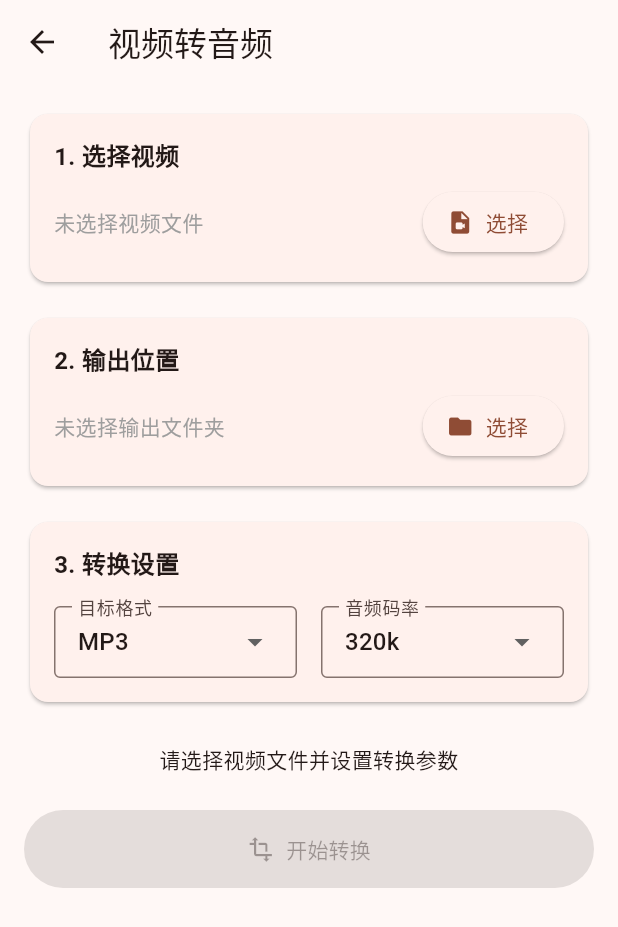
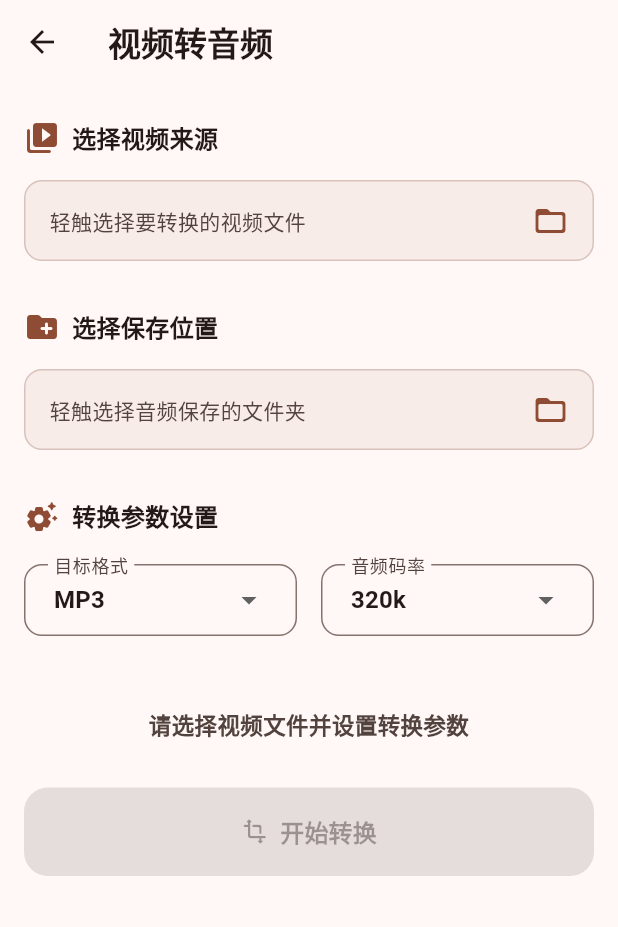
Before and after one commit to NameIess-art/AudioPlayer, a Flutter app: the VideoConverterTab screen opened directly, on a phone screen of 412 x 824 dp. Shown: the top 927 px of the screen. Run offline on Flutter 3.47's test engine with Material 3 defaults, Android fonts, the phone set to English and light mode, and no system bars; our stand-ins replace auto_size_text, file_picker, just_audio, permission_handler, shared_preferences, text_scroll; missing offline and left inert: ffmpeg_kit_flutter_new_audio; accounts and stored records are empty.

Commit message:
feat: add video-to-audio workflow and refresh README

```diff
--- a/lib/screens/video_converter_tab.dart
+++ b/lib/screens/video_converter_tab.dart
@@ -2,11 +2,11 @@ import 'dart:io';
 
 import 'package:flutter/material.dart';
 import 'package:file_picker/file_picker.dart';
-import 'package:ffmpeg_kit_flutter_audio/ffmpeg_kit.dart';
-import 'package:ffmpeg_kit_flutter_audio/ffmpeg_kit_config.dart';
-import 'package:ffmpeg_kit_flutter_audio/return_code.dart';
-import 'package:ffmpeg_kit_flutter_audio/statistics.dart';
-import 'package:ffmpeg_kit_flutter_audio/ffprobe_kit.dart';
+import 'package:ffmpeg_kit_flutter_new_audio/ffmpeg_kit.dart';
+import 'package:ffmpeg_kit_flutter_new_audio/ffmpeg_kit_config.dart';
+import 'package:ffmpeg_kit_flutter_new_audio/return_code.dart';
+import 'package:ffmpeg_kit_flutter_new_audio/statistics.dart';
+import 'package:ffmpeg_kit_flutter_new_audio/ffprobe_kit.dart';
 import 'package:path/path.dart' as path;
 
 class VideoConverterTab extends StatefulWidget {
@@ -128,6 +128,18 @@ class _VideoConverterTabState extends State<VideoConverterTab> {
           _isConverting = false;
           _progress = 1.0;
           _statusMessage = '转换完成！已保存至: $outputPath';
+
+          // Reset form fields after brief delay
+          Future.delayed(const Duration(seconds: 3), () {
+            if (mounted) {
+              setState(() {
+                _selectedVideoPath = null;
+                _progress = 0.0;
+                _videoDurationMs = 0;
+                _statusMessage = '请选择视频文件并设置转换参数';
+              });
+            }
+          });
         });
       } else if (ReturnCode.isCancel(returnCode)) {
         setState(() {
@@ -157,101 +169,136 @@ class _VideoConverterTabState extends State<VideoConverterTab> {
   Widget build(BuildContext context) {
     return Scaffold(
       appBar: AppBar(
-        title: const Text('视频转音频'),
+        title: const Text('视频转音频', style: TextStyle(fontWeight: FontWeight.bold)),
         centerTitle: false,
       ),
       body: SingleChildScrollView(
-        padding: const EdgeInsets.all(16.0),
+        padding: const EdgeInsets.symmetric(horizontal: 16.0, vertical: 24.0),
         child: Column(
           crossAxisAlignment: CrossAxisAlignment.stretch,
           children: [
             // Video File Selection
-            Card(
-              child: Padding(
-                padding: const EdgeInsets.all(16.0),
-                child: Column(
+            Column(
               crossAxisAlignment: CrossAxisAlignment.start,
               children: [
-                    const Text('1. 选择视频', style: TextStyle(fontSize: 16, fontWeight: FontWeight.bold)),
-                    const SizedBox(height: 8),
                 Row(
+                  children: [
+                    Icon(Icons.video_library_rounded, color: Theme.of(context).colorScheme.primary),
+                    const SizedBox(width: 8),
+                    const Text('选择视频来源', style: TextStyle(fontSize: 16, fontWeight: FontWeight.bold)),
+                  ],
+                ),
+                const SizedBox(height: 16),
+                    InkWell(
+                      onTap: _isConverting ? null : _pickVideoFile,
+                      borderRadius: BorderRadius.circular(12),
+                      child: Container(
+                        width: double.infinity,
+                        padding: const EdgeInsets.symmetric(horizontal: 16, vertical: 14),
+                        decoration: BoxDecoration(
+                          color: Theme.of(context).colorScheme.surfaceContainerHighest.withValues(alpha: 0.5),
+                          borderRadius: BorderRadius.circular(12),
+                          border: Border.all(
+                            color: _selectedVideoPath == null
+                                ? Theme.of(context).colorScheme.outlineVariant
+                                : Theme.of(context).colorScheme.primary.withValues(alpha: 0.5),
+                          ),
+                        ),
+                        child: Row(
                           children: [
                             Expanded(
                               child: Text(
-                            _selectedVideoPath ?? '未选择视频文件',
+                                _selectedVideoPath ?? '轻触选择要转换的视频文件',
                                 style: TextStyle(
-                              color: _selectedVideoPath == null ? Colors.grey : null,
+                                  color: _selectedVideoPath == null
+                                      ? Theme.of(context).colorScheme.onSurfaceVariant
+                                      : Theme.of(context).colorScheme.onSurface,
                                 ),
                                 maxLines: 2,
                                 overflow: TextOverflow.ellipsis,
                               ),
                             ),
                             const SizedBox(width: 8),
-                        ElevatedButton.icon(
-                          onPressed: _isConverting ? null : _pickVideoFile,
-                          icon: const Icon(Icons.video_file),
-                          label: const Text('选择'),
-                        ),
-                      ],
-                    ),
+                            Icon(Icons.folder_open_rounded, color: Theme.of(context).colorScheme.primary),
                           ],
                         ),
                       ),
                     ),
-            const SizedBox(height: 16),
+              ],
+            ),
+            const SizedBox(height: 32),
 
             // Output Directory Selection
-            Card(
-              child: Padding(
-                padding: const EdgeInsets.all(16.0),
-                child: Column(
+            Column(
               crossAxisAlignment: CrossAxisAlignment.start,
               children: [
-                    const Text('2. 输出位置', style: TextStyle(fontSize: 16, fontWeight: FontWeight.bold)),
-                    const SizedBox(height: 8),
                 Row(
+                  children: [
+                    Icon(Icons.create_new_folder_rounded, color: Theme.of(context).colorScheme.primary),
+                    const SizedBox(width: 8),
+                    const Text('选择保存位置', style: TextStyle(fontSize: 16, fontWeight: FontWeight.bold)),
+                  ],
+                ),
+                const SizedBox(height: 16),
+                    InkWell(
+                      onTap: _isConverting ? null : _pickOutputDirectory,
+                      borderRadius: BorderRadius.circular(12),
+                      child: Container(
+                        width: double.infinity,
+                        padding: const EdgeInsets.symmetric(horizontal: 16, vertical: 14),
+                        decoration: BoxDecoration(
+                          color: Theme.of(context).colorScheme.surfaceContainerHighest.withValues(alpha: 0.5),
+                          borderRadius: BorderRadius.circular(12),
+                          border: Border.all(
+                            color: _outputDirectoryPath == null
+                                ? Theme.of(context).colorScheme.outlineVariant
+                                : Theme.of(context).colorScheme.primary.withValues(alpha: 0.5),
+                          ),
+                        ),
+                        child: Row(
                           children: [
                             Expanded(
                               child: Text(
-                            _outputDirectoryPath ?? '未选择输出文件夹',
+                                _outputDirectoryPath ?? '轻触选择音频保存的文件夹',
                                 style: TextStyle(
-                              color: _outputDirectoryPath == null ? Colors.grey : null,
+                                  color: _outputDirectoryPath == null
+                                      ? Theme.of(context).colorScheme.onSurfaceVariant
+                                      : Theme.of(context).colorScheme.onSurface,
                                 ),
                                 maxLines: 2,
                                 overflow: TextOverflow.ellipsis,
                               ),
                             ),
                             const SizedBox(width: 8),
-                        ElevatedButton.icon(
-                          onPressed: _isConverting ? null : _pickOutputDirectory,
-                          icon: const Icon(Icons.folder),
-                          label: const Text('选择'),
-                        ),
-                      ],
-                    ),
+                            Icon(Icons.folder_open_rounded, color: Theme.of(context).colorScheme.primary),
                           ],
                         ),
                       ),
                     ),
-            const SizedBox(height: 16),
+              ],
+            ),
+            const SizedBox(height: 32),
 
             // Output Settings
-            Card(
-              child: Padding(
-                padding: const EdgeInsets.all(16.0),
-                child: Column(
+            Column(
               crossAxisAlignment: CrossAxisAlignment.start,
               children: [
-                    const Text('3. 转换设置', style: TextStyle(fontSize: 16, fontWeight: FontWeight.bold)),
-                    const SizedBox(height: 16),
+                Row(
+                  children: [
+                    Icon(Icons.settings_suggest_rounded, color: Theme.of(context).colorScheme.primary),
+                    const SizedBox(width: 8),
+                    const Text('转换参数设置', style: TextStyle(fontSize: 16, fontWeight: FontWeight.bold)),
+                  ],
+                ),
+                const SizedBox(height: 20),
                     Row(
                       children: [
                         Expanded(
                           child: InputDecorator(
-                            decoration: const InputDecoration(
+                            decoration: InputDecoration(
                               labelText: '目标格式',
-                              border: OutlineInputBorder(),
-                              contentPadding: EdgeInsets.symmetric(horizontal: 12, vertical: 8),
+                              border: OutlineInputBorder(borderRadius: BorderRadius.circular(12)),
+                              contentPadding: const EdgeInsets.symmetric(horizontal: 16, vertical: 12),
                             ),
                             child: DropdownButtonHideUnderline(
                               child: DropdownButton<String>(
@@ -261,7 +308,7 @@ class _VideoConverterTabState extends State<VideoConverterTab> {
                                 items: _formats.map((format) {
                                   return DropdownMenuItem(
                                     value: format,
-                                    child: Text(format.toUpperCase()),
+                                    child: Text(format.toUpperCase(), style: const TextStyle(fontWeight: FontWeight.w600)),
                                   );
                                 }).toList(),
                                 onChanged: _isConverting
@@ -280,10 +327,10 @@ class _VideoConverterTabState extends State<VideoConverterTab> {
                         const SizedBox(width: 16),
                         Expanded(
                           child: InputDecorator(
-                            decoration: const InputDecoration(
+                            decoration: InputDecoration(
                               labelText: '音频码率',
-                              border: OutlineInputBorder(),
-                              contentPadding: EdgeInsets.symmetric(horizontal: 12, vertical: 8),
+                              border: OutlineInputBorder(borderRadius: BorderRadius.circular(12)),
+                              contentPadding: const EdgeInsets.symmetric(horizontal: 16, vertical: 12),
                             ),
                             child: DropdownButtonHideUnderline(
                               child: DropdownButton<String>(
@@ -293,7 +340,7 @@ class _VideoConverterTabState extends State<VideoConverterTab> {
                                 items: _bitrates.map((bitrate) {
                                   return DropdownMenuItem(
                                     value: bitrate,
-                                    child: Text(bitrate),
+                                    child: Text(bitrate, style: const TextStyle(fontWeight: FontWeight.w600)),
                                   );
                                 }).toList(),
                                 onChanged: _isConverting || _selectedFormat == 'wav' || _selectedFormat == 'flac'
@@ -313,16 +360,22 @@ class _VideoConverterTabState extends State<VideoConverterTab> {
                     ),
               ],
             ),
-              ),
-            ),
-            const SizedBox(height: 24),
+            const SizedBox(height: 48),
 
             // Conversion Progress and Status
             if (_isConverting || _progress > 0) ...[
-              LinearProgressIndicator(
-                value: _isConverting && _videoDurationMs == 0 ? null : _progress,
-                minHeight: 10,
-                borderRadius: BorderRadius.circular(5),
+              TweenAnimationBuilder<double>(
+                duration: const Duration(milliseconds: 250),
+                curve: Curves.easeInOut,
+                tween: Tween<double>(
+                  begin: 0,
+                  end: _isConverting && _videoDurationMs == 0 ? 0 : _progress,
+                ),
+                builder: (context, value, _) => LinearProgressIndicator(
+                  value: _isConverting && _videoDurationMs == 0 ? null : value,
+                  minHeight: 8,
+                  borderRadius: BorderRadius.circular(4),
+                ),
               ),
               const SizedBox(height: 16),
             ],
@@ -331,33 +384,37 @@ class _VideoConverterTabState extends State<VideoConverterTab> {
               _statusMessage,
               textAlign: TextAlign.center,
               style: TextStyle(
-                color: _isConverting ? Colors.blue : null,
-                fontWeight: FontWeight.w500,
+                color: _isConverting ? Theme.of(context).colorScheme.primary : Theme.of(context).colorScheme.onSurfaceVariant,
+                fontWeight: FontWeight.w600,
+                fontSize: 15,
+              ),
+            ),
+            const SizedBox(height: 32),
+
+            // Action Buttons
+            if (_isConverting)
+              FilledButton.icon(
+                onPressed: _cancelConversion,
+                icon: const Icon(Icons.cancel_rounded),
+                label: const Text('取消转换', style: TextStyle(fontSize: 16)),
+                style: FilledButton.styleFrom(
+                  backgroundColor: Theme.of(context).colorScheme.error,
+                  foregroundColor: Theme.of(context).colorScheme.onError,
+                  padding: const EdgeInsets.symmetric(vertical: 18),
+                  shape: RoundedRectangleBorder(borderRadius: BorderRadius.circular(16)),
+                ),
+              )
+            else
+              FilledButton.icon(
+                onPressed: _selectedVideoPath != null && _outputDirectoryPath != null ? _startConversion : null,
+                icon: const Icon(Icons.transform_rounded),
+                label: const Text('开始转换', style: TextStyle(fontSize: 16, fontWeight: FontWeight.bold)),
+                style: FilledButton.styleFrom(
+                  padding: const EdgeInsets.symmetric(vertical: 18),
+                  shape: RoundedRectangleBorder(borderRadius: BorderRadius.circular(16)),
                 ),
               ),
             const SizedBox(height: 24),
-
-            // Action Buttons
-            if (_isConverting)
-              ElevatedButton.icon(
-                onPressed: _cancelConversion,
-                icon: const Icon(Icons.cancel),
-                label: const Text('取消转换'),
-                style: ElevatedButton.styleFrom(
-                  foregroundColor: Colors.white,
-                  backgroundColor: Colors.red,
-                  padding: const EdgeInsets.symmetric(vertical: 16),
-                ),
-              )
-            else
-              ElevatedButton.icon(
-                onPressed: _selectedVideoPath != null && _outputDirectoryPath != null ? _startConversion : null,
-                icon: const Icon(Icons.transform),
-                label: const Text('开始转换'),
-                style: ElevatedButton.styleFrom(
-                  padding: const EdgeInsets.symmetric(vertical: 16),
-                ),
-              ),
           ],
         ),
       ),
--- a/pubspec.yaml
+++ b/pubspec.yaml
@@ -46,7 +46,7 @@ dependencies:
   marquee: ^2.3.0
   text_scroll: ^0.2.1
   auto_size_text: ^3.0.0
-  ffmpeg_kit_flutter_audio: ^6.0.3
+  ffmpeg_kit_flutter_new_audio: ^2.0.0
 
 dev_dependencies:
   flutter_test:
```
Also changed, not shown: lib/screens/library_tab.dart (+46 -37 lines), pubspec.lock, 1 other file. Lines whose indentation alone changed are shown as unchanged.
